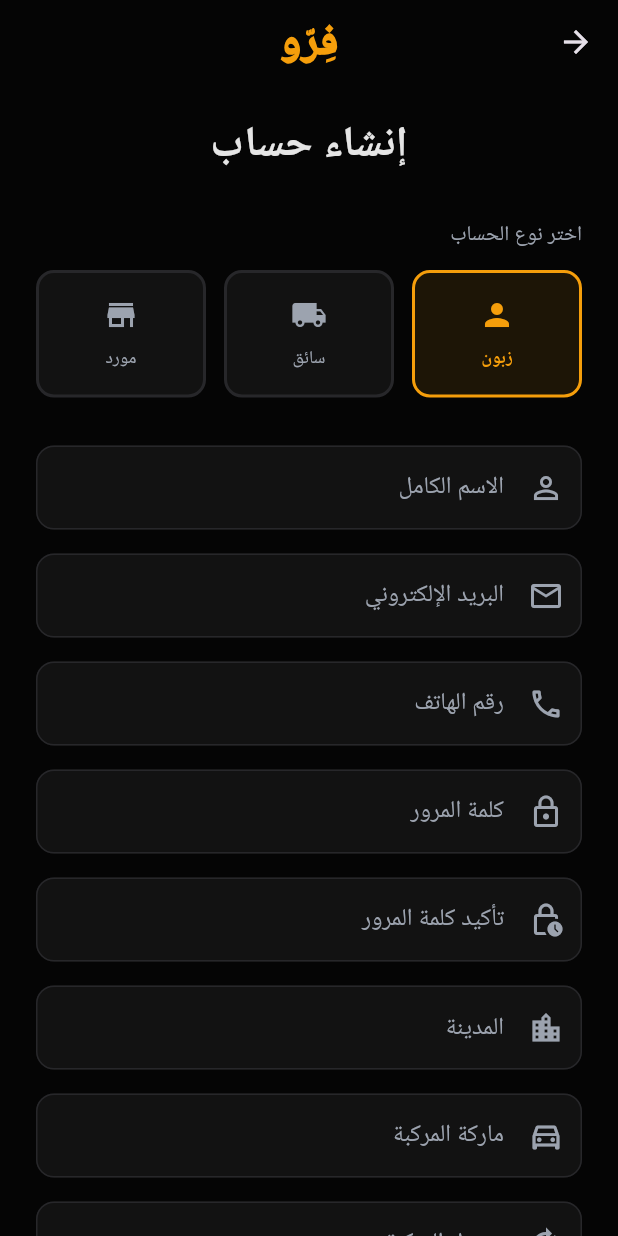
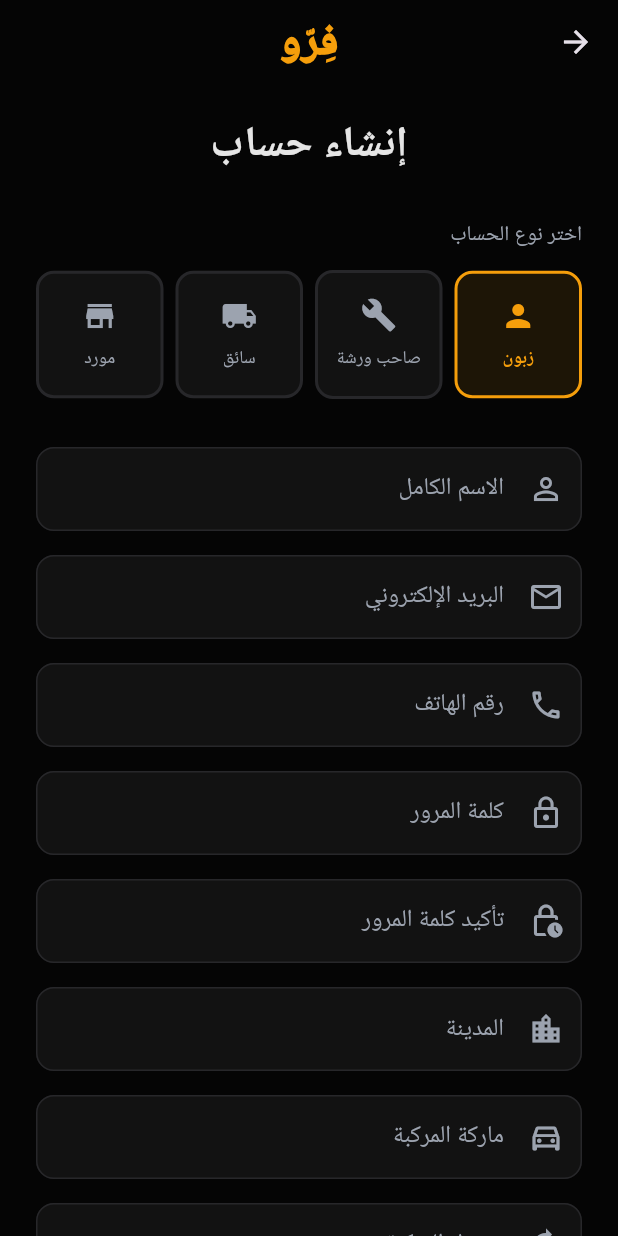
Before and after one commit to mohamedkbay/fermomobileapp, a Flutter app: the SignupScreen screen opened directly, on a phone screen of 412 x 824 dp. Run offline on Flutter 3.47's test engine with Material 3 defaults, Android fonts, the phone set to English and light mode, and no system bars; our stand-ins replace device_preview, google_fonts, lucide_icons; accounts and stored records are empty; Roboto replaces fonts that are missing (Cairo).

Commit message:
Add workshop owner role, login validation, and update payment methods to cash/card

```diff
--- a/lib/providers/auth_provider.dart
+++ b/lib/providers/auth_provider.dart
@@ -1,6 +1,6 @@
 import 'package:flutter/material.dart';
 
-enum UserRole { customer, driver, supplier }
+enum UserRole { customer, driver, supplier, workshopOwner }
 enum DriverType { towTruck, mobileWorkshop, regularService }
 
 class User {
@@ -15,6 +15,8 @@ class User {
   final String? carYear;
   final String? location;
   final String? personalCode;
+  final String? workshopName;
+  final String? specialization;
 
   User({
     required this.id,
@@ -28,6 +30,8 @@ class User {
     this.carYear,
     this.location,
     this.personalCode,
+    this.workshopName,
+    this.specialization,
   });
 }
 
@@ -53,6 +57,9 @@ class AuthProvider with ChangeNotifier {
     } else if (email.contains('supplier')) {
       role = UserRole.supplier;
       name = 'Best Parts Store';
+    } else if (email.contains('workshop')) {
+      role = UserRole.workshopOwner;
+      name = 'ورشة الأمل';
     }
 
     _user = User(
@@ -67,11 +74,18 @@ class AuthProvider with ChangeNotifier {
       carYear: role == UserRole.customer ? '2024' : null,
       location: 'Riyadh, Saudi Arabia',
       personalCode: 'FR-9921',
+      workshopName: role == UserRole.workshopOwner ? 'ورشة الأمل المتكاملة' : null,
+      specialization: role == UserRole.workshopOwner ? 'ميكانيكا وكهرباء' : null,
     );
     notifyListeners();
   }
 
-  Future<void> signup(String name, String email, String password, String phone, UserRole role, {DriverType? driverType}) async {
+  Future<void> signup(String name, String email, String password, String phone, UserRole role, {
+    DriverType? driverType,
+    String? workshopName,
+    String? specialization,
+    String? location,
+  }) async {
     // Mock signup
     await Future.delayed(const Duration(seconds: 1));
     _user = User(
@@ -81,6 +95,9 @@ class AuthProvider with ChangeNotifier {
       phone: phone,
       role: role,
       driverType: driverType,
+      workshopName: workshopName,
+      specialization: specialization,
+      location: location,
     );
     notifyListeners();
   }
--- a/lib/providers/language_provider.dart
+++ b/lib/providers/language_provider.dart
@@ -54,6 +54,7 @@ class LanguageProvider with ChangeNotifier {
       'vehicleType': 'Vehicle Type',
       'stats': 'Statistics',
       'customer': 'Customer',
+      'workshopOwner': 'Workshop Owner',
       'driver': 'Driver',
       'supplier': 'Supplier',
       'emailHint': 'Enter your email',
@@ -65,6 +66,8 @@ class LanguageProvider with ChangeNotifier {
       'resetLinkSent': 'Password reset link has been sent to your email.',
       'sendLink': 'Send Reset Link',
       'cancel': 'Cancel',
+      'requiredField': 'This field is required',
+      'invalidEmail': 'Please enter a valid email',
       'currency': 'LYD',
       'vehicleCondition': 'Vehicle Condition',
       'accident': 'Accident',
@@ -97,7 +100,7 @@ class LanguageProvider with ChangeNotifier {
       'urgent': 'Urgent',
       'paymentMethod': 'Payment Method',
       'cash': 'Cash',
-      'online': 'Online',
+      'card': 'Card',
       'confirmRequest': 'Confirm Request',
       'sedan': 'Sedan',
       'suv': 'SUV',
@@ -157,6 +160,7 @@ class LanguageProvider with ChangeNotifier {
       'vehicleType': 'نوع المركبة',
       'stats': 'الإحصائيات',
       'customer': 'زبون',
+      'workshopOwner': 'صاحب ورشة',
       'driver': 'سائق',
       'supplier': 'مورد',
       'emailHint': 'أدخل بريدك الإلكتروني',
@@ -225,6 +229,8 @@ class LanguageProvider with ChangeNotifier {
       'resetLinkSent': 'تم إرسال رابط استعادة كلمة المرور إلى بريدك الإلكتروني.',
       'sendLink': 'إرسال رابط الاستعادة',
       'cancel': 'إلغاء',
+      'requiredField': 'هذا الحقل مطلوب',
+      'invalidEmail': 'يرجى إدخال بريد إلكتروني صحيح',
       'currency': 'د.ل',
       'vehicleCondition': 'حالة المركبة',
       'accident': 'حادث',
@@ -257,7 +263,7 @@ class LanguageProvider with ChangeNotifier {
       'urgent': 'طارئ',
       'paymentMethod': 'طريقة الدفع',
       'cash': 'كاش',
-      'online': 'أونلاين',
+      'card': 'بطاقة',
       'confirmRequest': 'تأكيد الطلب',
       'sedan': 'سيدان',
       'suv': 'دفع رباعي',
--- a/lib/screens/profile_page.dart
+++ b/lib/screens/profile_page.dart
@@ -87,13 +87,17 @@ class ProfilePage extends StatelessWidget {
             ),
             const SizedBox(height: 16),
           ],
-          if (user?.role == UserRole.driver || user?.role == UserRole.supplier) ...[
+          if (user?.role == UserRole.driver || user?.role == UserRole.supplier || user?.role == UserRole.workshopOwner) ...[
             _buildInfoCard(
               context,
               lp.translate('businessInfo'),
               [
                 if (user?.role == UserRole.driver && user?.driverType != null)
                   _buildBusinessRow(lp.translate('vehicleType'), user!.driverType!.name),
+                if (user?.role == UserRole.workshopOwner) ...[
+                  _buildBusinessRow(lp.translate('storeName'), user?.workshopName ?? ''),
+                  _buildBusinessRow(lp.translate('specialization'), user?.specialization ?? ''),
+                ],
                 _buildBusinessRow('ID', '#${user?.id}'),
               ],
             ),
```
Also changed, not shown: lib/screens/login_screen.dart (+32 -1 lines), lib/screens/service_request_forms.dart (+5 -2 lines), lib/screens/signup_screen.dart (+45 -3 lines), 1 other file.
